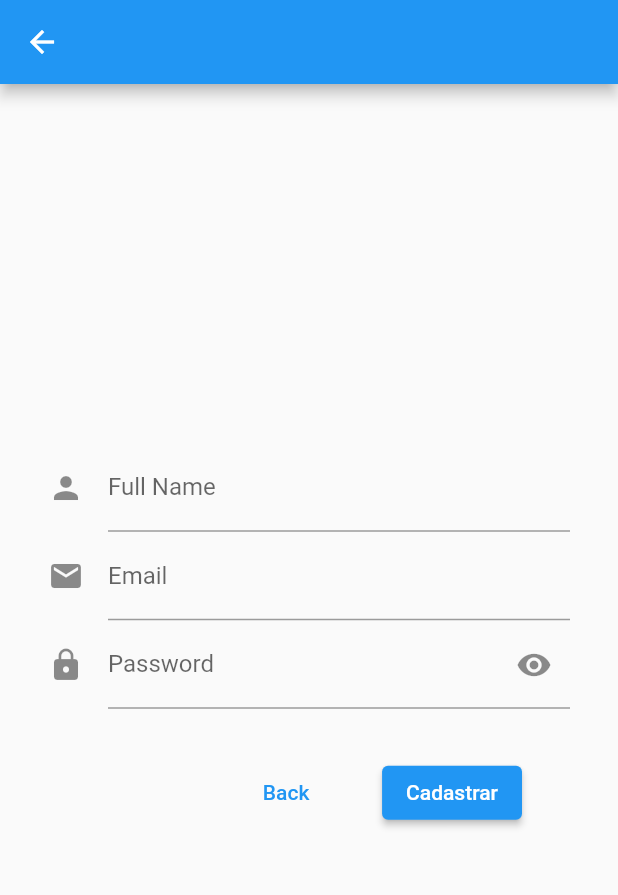
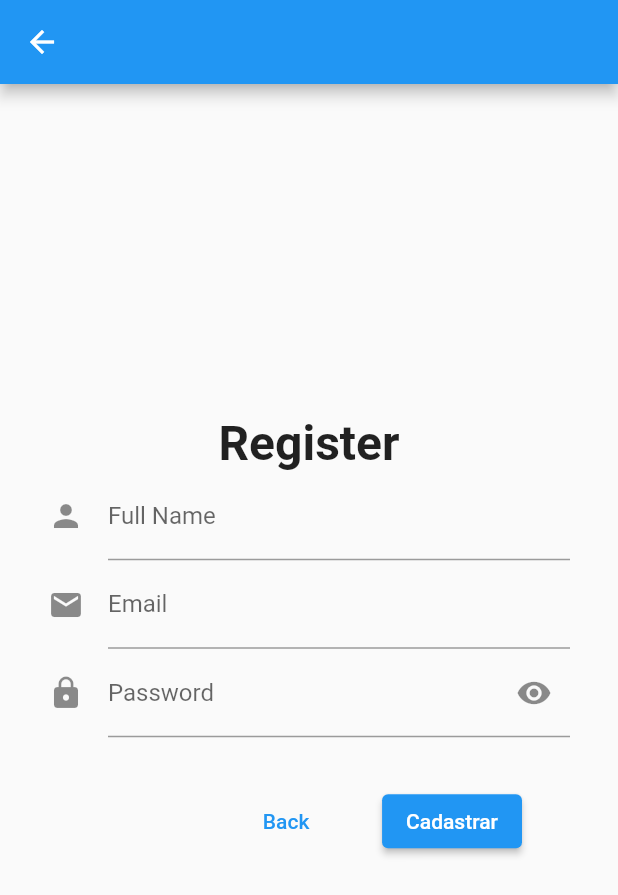
Before and after one commit to TwinsenMinothar/votop, a Flutter app: the SignUp screen opened directly, on a phone screen of 412 x 824 dp. Shown: the top 895 px of the screen. Run offline on Flutter 3.47's test engine with Material 2 defaults, Android fonts, the phone set to English and light mode, and no system bars; missing offline and left inert: firedart.

Commit message:
title na tela de singup

```diff
--- a/lib/UI/page_signup.dart
+++ b/lib/UI/page_signup.dart
@@ -35,6 +35,13 @@ class _SignUpState extends State<SignUp> {
                     crossAxisAlignment: CrossAxisAlignment.center,
                     mainAxisAlignment: MainAxisAlignment.center,
                     children: [
+                      Text(
+                        'Register',
+                        style: TextStyle(
+                          fontSize: 32,
+                          fontWeight: FontWeight.bold,
+                        ),
+                      ),
                       TextFormField(
                         decoration: InputDecoration(
                           labelText: 'Full Name',
```
